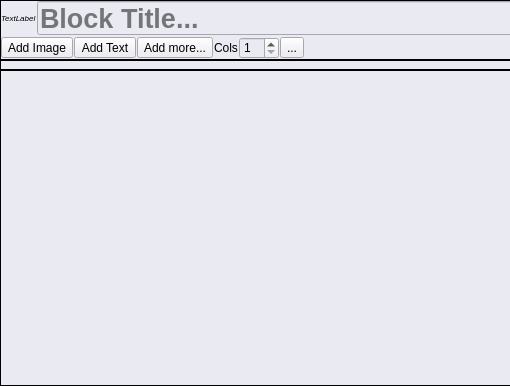
First picture: the form in gui/ContentWidget.ui, repository acroper/BeamerQt, before the edit; both pictures show x 0 to 510 and y 0 to 386 of the 744 by 386 pixel window.
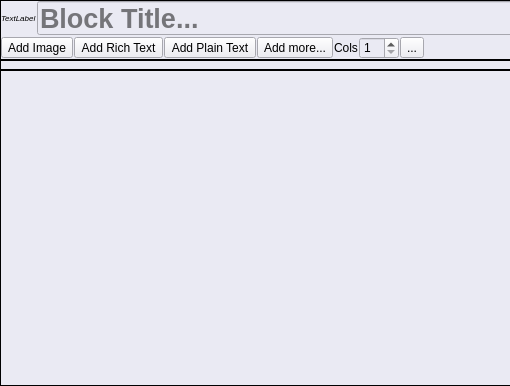
Second picture: the form after the edit. Icons and pictures are not drawn.

Diff of the .ui file:
```diff
--- a/gui/ContentWidget.ui
+++ b/gui/ContentWidget.ui
@@ -215,6 +215,18 @@
               </property>
              </widget>
             </item>
+            <item>
+             <widget class="QToolButton" name="addRTF">
+              <property name="font">
+               <font>
+                <pointsize>9</pointsize>
+               </font>
+              </property>
+              <property name="text">
+               <string>Add Rich Text</string>
+              </property>
+             </widget>
+            </item>
             <item>
              <widget class="QToolButton" name="addTextButton">
               <property name="font">
@@ -223,7 +235,7 @@
                </font>
               </property>
               <property name="text">
-               <string>Add Text</string>
+               <string>Add Plain Text</string>
               </property>
              </widget>
             </item>
```
Left out of the diff: 1 changed line with no effect on the pictures.
